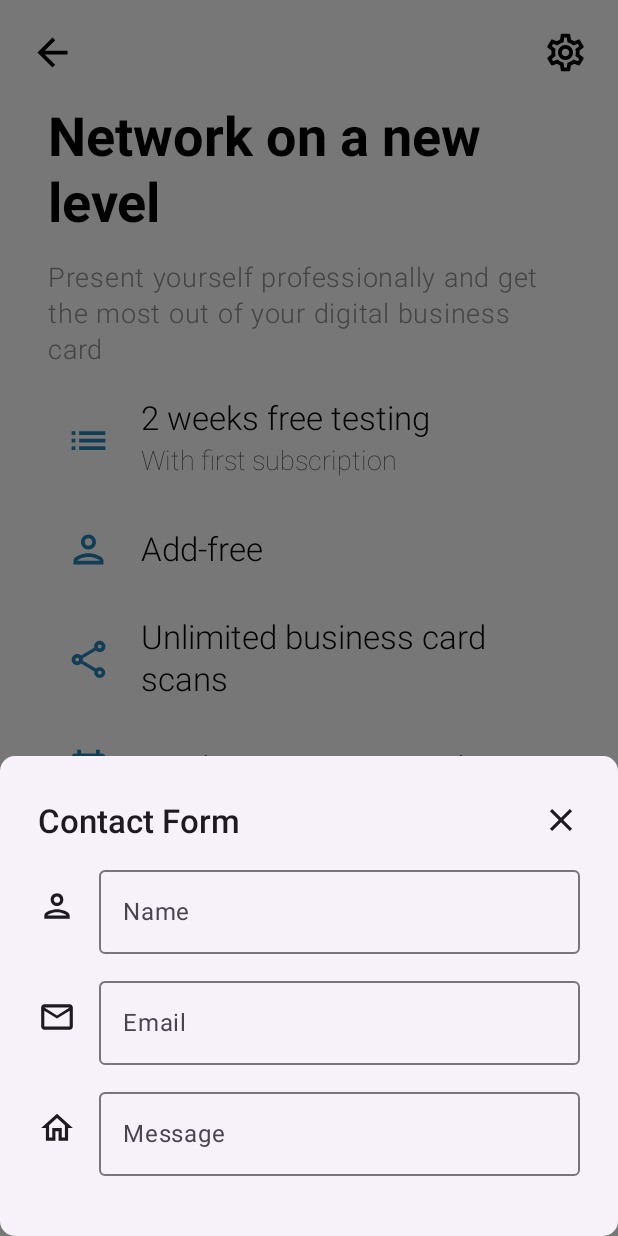
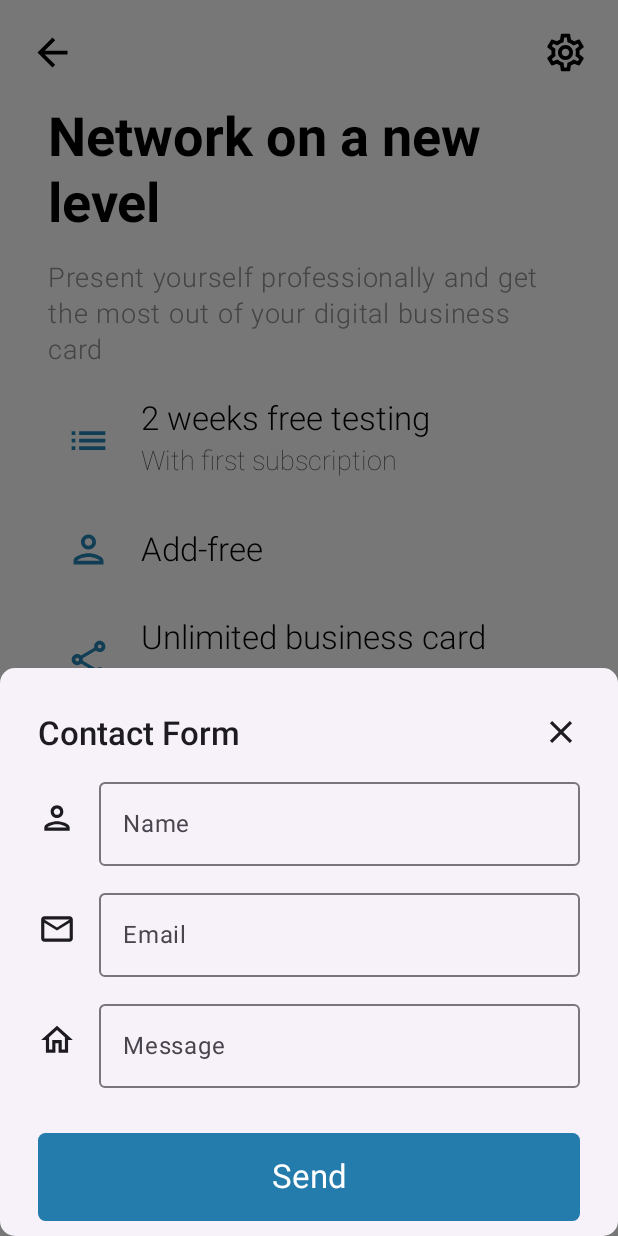
Before and after one commit to aminakhtar5595/PulseID, an Android app built with Jetpack Compose: the screen it shows after launch (MainActivity), after a tap on "Setting icon", on a phone screen of 412 x 824 dp. Run offline under Robolectric (Android 15) with nearby library versions, the phone set to English and light mode, and no system bars; our stand-ins replace accompanist.

Commit message:
Added send button on contact form modal in premium screen

```diff
--- a/app/src/main/java/com/example/digitalbusinesscard/ui/screens/premium/PremiumScreen.kt
+++ b/app/src/main/java/com/example/digitalbusinesscard/ui/screens/premium/PremiumScreen.kt
@@ -190,6 +190,17 @@ fun ContactFormSheet(
                 Spacer(modifier = Modifier.height(10.dp))
                 InputWithIcon(icon = Icons.Outlined.Home, input = name, placeholder = "Message")
                 Spacer(modifier = Modifier.height(30.dp))
+                Button(
+                    modifier = Modifier.fillMaxWidth(),
+                    onClick = {  },
+                    shape = RoundedCornerShape(5.dp),
+                    contentPadding = PaddingValues(vertical = 15.dp),
+                    colors = ButtonDefaults.buttonColors(contentColor = Color.White, containerColor = LightBlueColor),
+                ) {
+                    Text("Send",
+                        style = MaterialTheme.typography.titleLarge.copy(fontWeight = FontWeight.W400)
+                    )
+                }
             }
         }
     }
```
